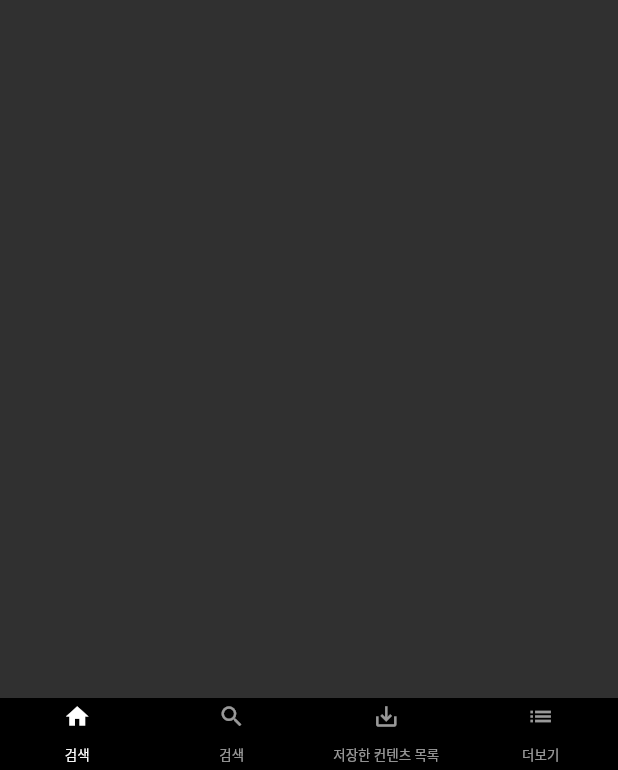
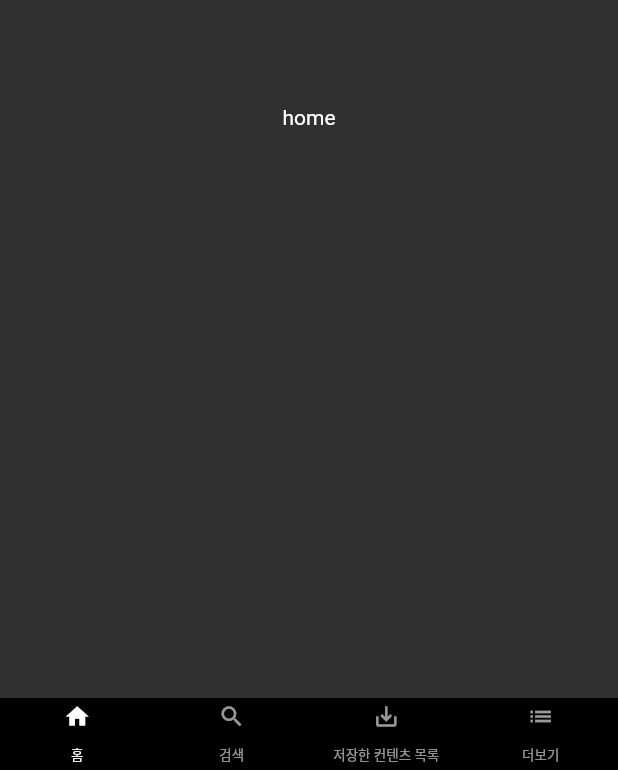
Before and after one commit to jmini1234/MinFlix, a Flutter app: the screen it shows after launch, on a phone screen of 412 x 824 dp. Shown: the part 463-1233 px from the top of the screen. Run offline on Flutter 3.47's test engine with Material 2 defaults, Android fonts, the phone set to English and light mode, and no system bars.

Commit message:
add Container child Text

```diff
--- a/lib/main.dart
+++ b/lib/main.dart
@@ -24,10 +24,26 @@ class _MyAppState extends State<MyApp> {
           body: TabBarView(
             physics: NeverScrollableScrollPhysics(),
             children: <Widget>[
-              Container(),
-              Container(),
-              Container(),
-              Container(),
+              Container(
+                child: Center(
+                  child: Text('home'),
+                ),
+              ),
+              Container(
+                child: Center(
+                  child: Text('search'),
+                ),
+              ),
+              Container(
+                child: Center(
+                  child: Text('save'),
+                ),
+              ),
+              Container(
+                child: Center(
+                  child: Text('more'),
+                ),
+              ),
             ],
           ),
           bottomNavigationBar: Bottom(),
--- a/lib/widget/botton_bar.dart
+++ b/lib/widget/botton_bar.dart
@@ -20,7 +20,7 @@ class Bottom extends StatelessWidget {
                     size: 18,
                   ),
                   child: Text(
-                    '검색',
+                    '홈',
                     style: TextStyle(fontSize: 9),
                   ),
                 ),
```
